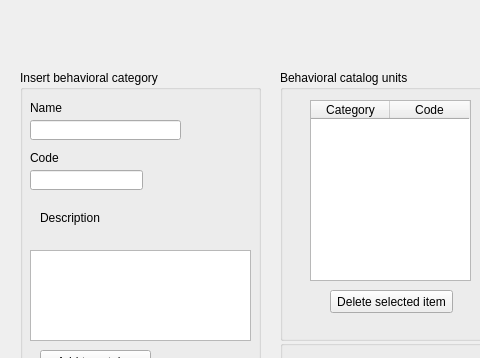
Old version of the form src/telacadastrocatalago.ui in the repository EthoWatcher/ethowatcher; both pictures show x 0 to 480 and y 0 to 358 of the 562 by 538 pixel window.
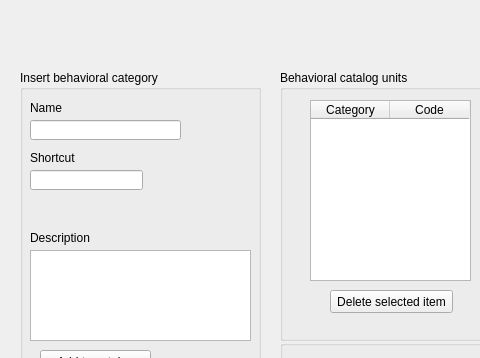
New version of the form. Icons and pictures are not drawn.

Commit message: Arrumando alguns textos na interface que estavam errados

What changed in the file:
```diff
--- a/src/telacadastrocatalago.ui
+++ b/src/telacadastrocatalago.ui
@@ -74,14 +74,14 @@
      </rect>
     </property>
     <property name="text">
-     <string>Code</string>
+     <string>Shortcut</string>
     </property>
    </widget>
    <widget class="QLabel" name="label_3">
     <property name="geometry">
      <rect>
-      <x>20</x>
-      <y>140</y>
+      <x>10</x>
+      <y>160</y>
       <width>131</width>
       <height>16</height>
      </rect>
```
The commit also changes 4 other files.
